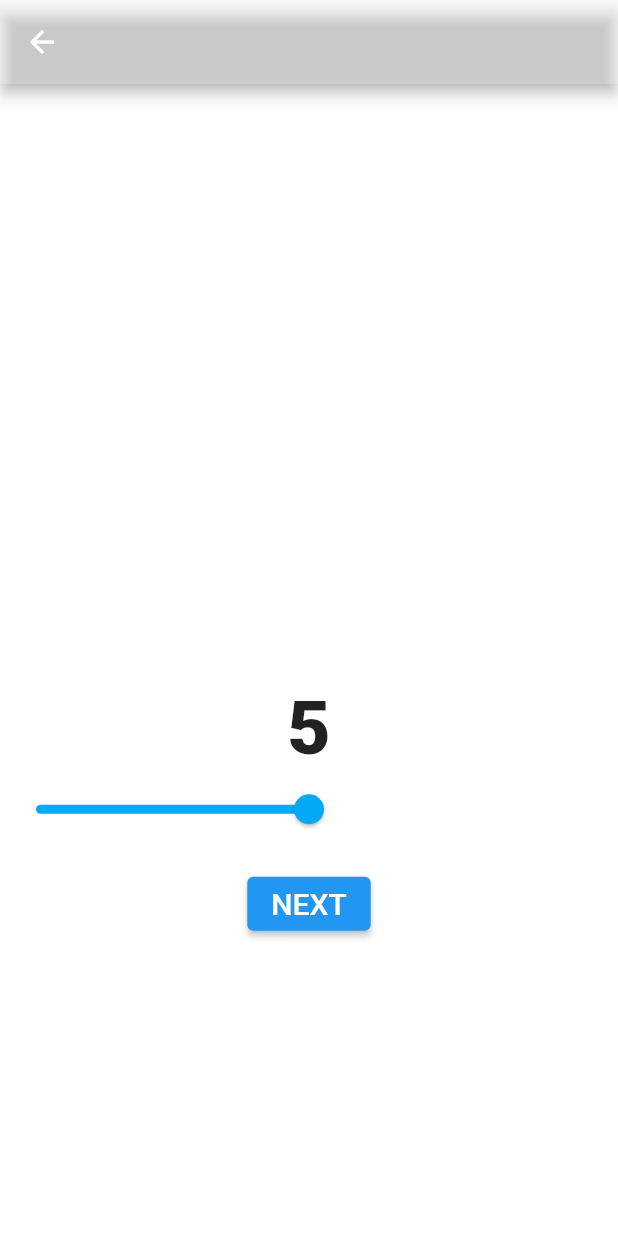
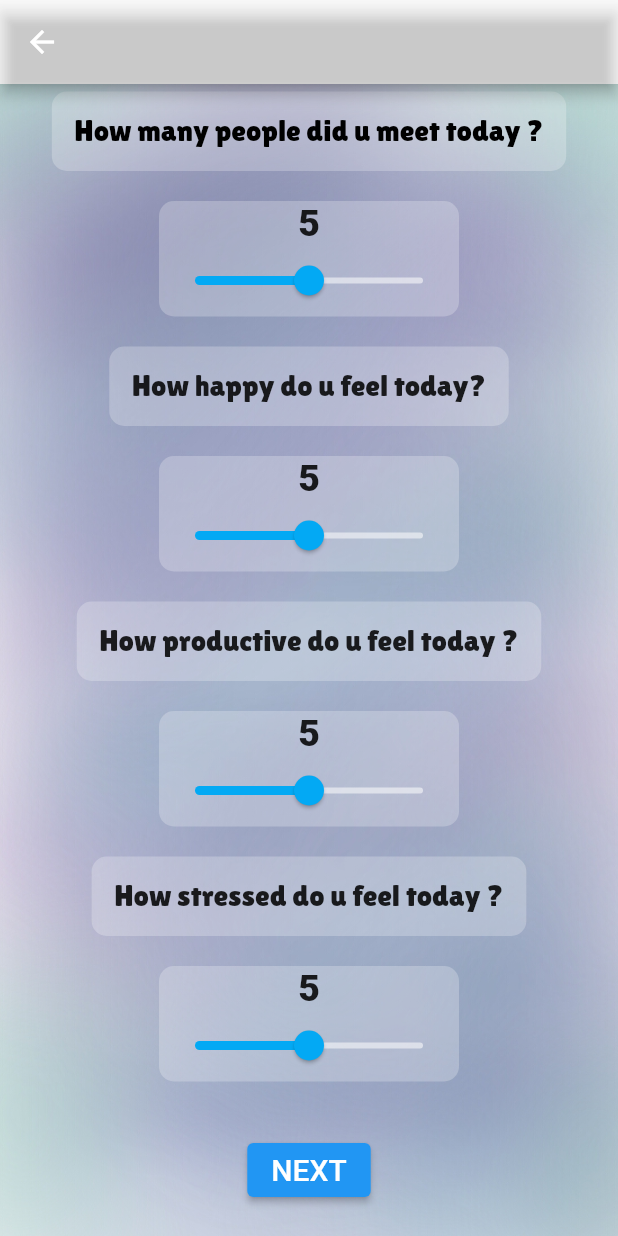
Before and after one commit to PanwarPranav/Mental_Health_Tracker, a Flutter app: the start screen opened by its route, after a tap on "Test", on a phone screen of 412 x 824 dp. Run offline on Flutter 3.47's test engine with Material 2 defaults, Android fonts, the light colour scheme and no system bars.

Commit message:
my first commit

```diff
--- /dev/null
+++ b/lib/Brain.dart
@@ -0,0 +1,43 @@
+class Cal{
+  Cal({required this.q1, required this.q2, required this.q3, required this.q4});
+
+   final int q1;
+   final int q2;
+   final int q3;
+   final int q4;
+
+  int _val=40 ;
+  int calculte()
+  {
+    _val=q1+q2+q3-q4;
+    return _val;
+  }
+  String getmentalstatus()
+  {
+    if(_val<15)
+      {
+        return 'Depressed';
+      }
+    else if(_val>=15 && _val<=25)
+      {
+        return 'Anxiety';
+      }
+    else {
+      return 'Excellent';
+    }
+  }
+  String getsuggestions()
+  {
+    if(_val<15)
+    {
+      return 'Do something productive that diverts your mind such as cycling or baking with your mom ,or have your fav food';
+    }
+    else if(_val>=15 && _val<=25)
+    {
+      return 'Go out for a cycle ride or a walk,would be better if you do this with family or friends and enjoy the time you spend with them';
+    }
+    else {
+      return 'You are doing awesome.No need to stress about your mental health.Enjoy every moment of your life ';
+    }
+  }
+}
--- a/lib/Q1.dart
+++ b/lib/Q1.dart
@@ -1,6 +1,7 @@
 import 'package:flutter/material.dart';
 import 'output.dart';
 import 'Q2.dart';
+import 'Brain.dart';
 
 class Q1 extends StatefulWidget {
 
@@ -11,7 +12,7 @@ class Q1 extends StatefulWidget {
 
 class _Q1State extends State<Q1> {
   @override
-  int people = 5;
+   int people = 5;
 
   Widget build(BuildContext context) {
 
@@ -85,6 +86,7 @@ class _Q1State extends State<Q1> {
                       onChanged: (double newVal){
                         setState(() {
                           people=newVal.toInt();
+
                         });
 
                       },
--- a/lib/Q2.dart
+++ b/lib/Q2.dart
@@ -1,6 +1,7 @@
 import 'package:flutter/material.dart';
 import 'output.dart';
 import 'Q2.dart';
+import 'Brain.dart';
 
 class Q2  extends StatefulWidget {
 
--- a/lib/Q3.dart
+++ b/lib/Q3.dart
@@ -1,6 +1,7 @@
 import 'package:flutter/material.dart';
 import 'output.dart';
 import 'Q2.dart';
+import 'Brain.dart';
 
 class Q3  extends StatefulWidget {
 
--- a/lib/Q4.dart
+++ b/lib/Q4.dart
@@ -1,6 +1,7 @@
 import 'package:flutter/material.dart';
 import 'output.dart';
 import 'Q2.dart';
+import 'Brain.dart';
 
 class Q4  extends StatefulWidget {
 
@@ -62,7 +63,8 @@ class _Q4State extends State<Q4> {
                   fontFamily: 'Lilita One',
                   color: Colors.white70,
 
-                ),),
+                ),
+                    ),
                     Row(
                       mainAxisAlignment: MainAxisAlignment.center,
                       children: <Widget>[
--- /dev/null
+++ b/lib/Questions.dart
@@ -0,0 +1,346 @@
+import 'package:flutter/material.dart';
+import 'package:huhu/output.dart';
+import 'Brain.dart';
+
+class questions extends StatefulWidget {
+  @override
+  State<questions> createState() => questionsState();
+}
+
+class questionsState extends State<questions> {
+  int people = 5;
+  int happy = 5;
+  int productive = 5;
+  int stress = 5;
+  @override
+  Widget build(BuildContext context) {
+    return Scaffold(
+
+        backgroundColor: Colors.white10,
+        appBar: AppBar(
+        backgroundColor: Colors.white24,
+    ),
+    body: SafeArea(
+      child: Container(
+        decoration: BoxDecoration(
+            image: DecorationImage(
+              image: AssetImage('images/back4.jpg'),
+              fit: BoxFit.cover,
+
+            )
+        ),
+        constraints: BoxConstraints.expand(),
+        child: Column(
+          mainAxisAlignment: MainAxisAlignment.center,
+          crossAxisAlignment: CrossAxisAlignment.center,
+
+          children: <Widget>[
+            Container(
+              decoration: BoxDecoration(
+                  color: Colors.white24,
+                  borderRadius: BorderRadius.circular(10.0)
+              ),//reusable card
+              child: Padding(
+                padding:  EdgeInsets.all(15.0),
+                child: Text('How many people did u meet today ?',
+                  style: TextStyle(
+                    fontSize: 20.0,
+                    fontFamily: 'Lilita One',
+                    color: Colors.black,
+                  ),
+                ),
+              ),
+            ),//Q1
+            SizedBox(height: 20.0,),
+            Container(
+              decoration: BoxDecoration(
+
+                color: Colors.white24,
+                borderRadius: BorderRadius.circular(10.0)
+            ),
+              width: 200.0,
+              child: Column(
+                mainAxisAlignment: MainAxisAlignment.center,
+
+                children: <Widget>[
+                 /* Text("Choose",
+                    style: TextStyle(
+                      fontSize: 20.0,
+                      fontFamily: 'Lilita One',
+                      color: Colors.white70,),
+                  ),*/
+                  Row(
+                    mainAxisAlignment: MainAxisAlignment.center,
+                    children: <Widget>[
+                      Text(
+                        people.toString(),
+
+                        style: TextStyle(
+                          fontSize: 25.0,
+                          fontWeight: FontWeight.w900,
+
+                        ),
+
+                      )
+                    ],
+                  ),
+                  Slider(
+                    value: people.toDouble(),
+                    min: 0.0  ,
+                    max: 10.0,
+                    activeColor: Colors.lightBlue,
+                    inactiveColor: Colors.white54,
+                    onChanged: (double newVal){
+                      setState(() {
+                        people=newVal.toInt();
+
+                      });
+
+                    },
+                  )
+                ],
+              ),
+            ),//SLIDER1
+            SizedBox(height: 20.0,),
+            Container(
+              decoration: BoxDecoration(
+                color: Colors.white24,
+                borderRadius: BorderRadius.circular(10.0)
+            ),//reusable card
+              child: Padding(
+                padding:  EdgeInsets.all(15.0),
+                child: Text('How happy do u feel today?',
+                  style: TextStyle(
+                    fontSize: 20.0,
+                    fontFamily: 'Lilita One',
+                    color: Colors.black87,
+                  ),
+                ),
+              ),
+            ),//Q2
+            SizedBox(height: 20.0,),
+            Container(
+              decoration: BoxDecoration(
+
+                color: Colors.white24,
+                borderRadius: BorderRadius.circular(10.0)
+            ),
+              width: 200.0,
+              child: Column(
+                mainAxisAlignment: MainAxisAlignment.center,
+
+                children: <Widget>[
+                 /* Text("Choose",
+                    style: TextStyle(
+                      fontSize: 20.0,
+                      fontFamily: 'Lilita One',
+                      color: Colors.white70,),
+                  ),*/
+                  Row(
+                    mainAxisAlignment: MainAxisAlignment.center,
+                    children: <Widget>[
+                      Text(
+                        happy.toString(),
+
+                        style: TextStyle(
+                          fontSize: 25.0,
+                          fontWeight: FontWeight.w900,
+
+                        ),
+
+                      )
+                    ],
+                  ),
+                  Slider(
+                    value: happy.toDouble(),
+                    min: 0.0  ,
+                    max: 10.0,
+                    activeColor: Colors.lightBlue,
+                    inactiveColor: Colors.white54,
+                    onChanged: (double newVal){
+                      setState(() {
+                        happy=newVal.toInt();
+
+                      });
+
+                    },
+                  )
+                ],
+              ),
+            ),//SLIDER2
+            SizedBox(height: 20.0,),
+            Container(
+              decoration: BoxDecoration(
+                color: Colors.white24,
+                borderRadius: BorderRadius.circular(10.0)
+            ),//reusable card
+              child: Padding(
+                padding:  EdgeInsets.all(15.0),
+                child: Text('How productive do u feel today ?',
+                  style: TextStyle(
+                    fontSize: 20.0,
+                    fontFamily: 'Lilita One',
+                    color: Colors.black87,
+                  ),
+                ),
+              ),
+            ),//Q3
+            SizedBox(height: 20.0,),
+            Container(
+              decoration: BoxDecoration(
+
+                color: Colors.white24,
+                borderRadius: BorderRadius.circular(10.0)
+            ),
+              width: 200.0,
+              child: Column(
+                mainAxisAlignment: MainAxisAlignment.center,
+
+                children: <Widget>[
+                  /*Text("Choose",
+                    style: TextStyle(
+                      fontSize: 20.0,
+                      fontFamily: 'Lilita One',
+                      color: Colors.white70,),
+                  ),*/
+                  Row(
+                    mainAxisAlignment: MainAxisAlignment.center,
+                    children: <Widget>[
+                      Text(
+                        productive.toString(),
+
+                        style: TextStyle(
+                          fontSize: 25.0,
+                          fontWeight: FontWeight.w900,
+
+                        ),
+
+                      )
+                    ],
+                  ),
+                  Slider(
+                    value: productive.toDouble(),
+                    min: 0.0  ,
+                    max: 10.0,
+                    activeColor: Colors.lightBlue,
+                    inactiveColor: Colors.white54,
+                    onChanged: (double newVal){
+                      setState(() {
+                        productive=newVal.toInt();
+
+                      }
+                      );
+
+                    },
+                  )
+                ],
+              ),
+            ),//SLIDER3
+            SizedBox(height: 20.0,),
+            Container(
+              decoration: BoxDecoration(
+                color: Colors.white24,
+                borderRadius: BorderRadius.circular(10.0)
+            ),//reusable card
+              child: Padding(
+                padding:  EdgeInsets.all(15.0),
+                child: Text('How stressed do u feel today ?',
+                  style: TextStyle(
+                    fontSize: 20.0,
+                    fontFamily: 'Lilita One',
+                    color: Colors.black87,
+                  ),
+                ),
+              ),
+            ),//Q4
+            SizedBox(height: 20.0,),
+            Container(
+              decoration: BoxDecoration(
+
+                color: Colors.white24,
+                borderRadius: BorderRadius.circular(10.0)
+            ),
+              width: 200.0,
+              child: Column(
+                mainAxisAlignment: MainAxisAlignment.center,
+
+                children: <Widget>[
+                  /*Text("Choose",
+                    style: TextStyle(
+                      fontSize: 20.0,
+                      fontFamily: 'Lilita One',
+                      color: Colors.white70,),
+                  ),*/
+                  Row(
+                    mainAxisAlignment: MainAxisAlignment.center,
+                    children: <Widget>[
+                      Text(
+                        stress.toString(),
+
+                        style: TextStyle(
+                          fontSize: 25.0,
+                          fontWeight: FontWeight.w900,
+
+                        ),
+
+                      )
+                    ],
+                  ),
+                  Slider(
+                    value: stress.toDouble(),
+                    min: 0.0  ,
+                    max: 10.0,
+                    activeColor: Colors.lightBlue,
+                    inactiveColor: Colors.white54,
+                    onChanged: (double newVal){
+                      setState(() {
+                        stress=newVal.toInt();
+
+                      });
+
+                    },
+                  )
+                ],
+              ),
+            ),//SLIDER4
+            SizedBox(height: 20.0,),
+            Center(
+              child: Container(
+
+                  child: Padding(
+                    padding: EdgeInsets.all(15.0),
+                    child: ElevatedButton(
+                      child:Text('NEXT',
+                        style: TextStyle(
+                            fontSize: 20.0
+                        ),
+                      ),
+                      onPressed: (){
+                        Cal obj = Cal(q1:people ,q2:happy ,q3:productive ,q4:stress );
+                        obj.calculte();
+
+                        Navigator.push(
+                            context,
+                            MaterialPageRoute(
+                              builder: (context) => output(
+                                stateText: obj.getmentalstatus(),
+                                suggestionText: obj.getsuggestions(),
+                              ),
+                            ),
+                        );
+                      },
+                    ),
+
+
+                  )
+
+              ),
+            ),//NEXT_BUTTON
+          ],
+        ),
+      ),
+    ),
+
+    );
+  }
+}
--- a/lib/start.dart
+++ b/lib/start.dart
@@ -9,12 +9,23 @@ class start extends StatelessWidget {
       backgroundColor: Colors.white12,
       body: SafeArea(
         child: Container(
+          decoration: BoxDecoration(
+              image: DecorationImage(
+                image: AssetImage('images/back2.jpg'),
+                fit: BoxFit.cover,
+
+              )
+          ),
+          constraints: BoxConstraints.expand(),
           child: Center(
             child: Column(
               mainAxisAlignment: MainAxisAlignment.center,
+                  //crossAxisAlignment: CrossAxisAlignment.center,
                   children: <Widget>[
+                    SizedBox(height: 125,),
                     Container(
                       width: 350,
+
                       decoration: BoxDecoration(
                         color: Colors.white24,
                         borderRadius: BorderRadius.circular(10.0),
@@ -30,18 +41,19 @@ class start extends StatelessWidget {
                         ),
                         ),
                       ),
-                    ),
+                    ),//Text
                     SizedBox(
-                      width:200.0,height: 500,
+                      width:200.0,height: 400,
                     ),
                     Container(
                       decoration: BoxDecoration(
-                        color: Colors.lightBlue,
+                        //color: Colors.orange,
                         borderRadius: BorderRadius.circular(10.0),
                       ),
                       child: Padding(
                         padding: const EdgeInsets.all(8.0),
                         child: ElevatedButton(
+
                           child: Text("Test",
                             style: TextStyle(
                               color:Colors.black,
@@ -51,11 +63,11 @@ class start extends StatelessWidget {
                             ),
                           ),
                           onPressed: (){
-                          Navigator.pushNamed(context, '/Q1');
+                          Navigator.pushNamed(context, '/question');
                           },
                         ),
                       ),
-                    ),
+                    ),//BUTTON
                   ],
             ),
           ),
--- a/pubspec.yaml
+++ b/pubspec.yaml
@@ -34,6 +34,11 @@ flutter:
 
   assets:
      - images/OIP.jpeg
+     - images/back.jpg
+     - images/back2.jpg
+     - images/back3.jpg
+     - images/back4.jpg
+     - images/download.jpg
 
 
   fonts:
```
Also changed, not shown: lib/login.dart (+11 -20 lines), lib/login_1.dart (added, +106 -0 lines), lib/main.dart (+9 -6 lines), lib/output.dart (+81 -0 lines), images/back.jpg (added), images/back2.jpg (added), images/back3.jpg (added), images/back4.jpg (added), images/download.jpg (added).
